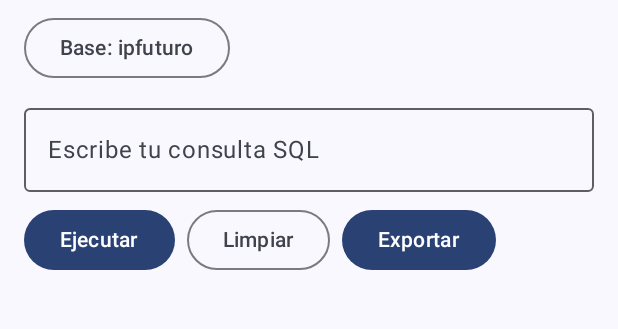
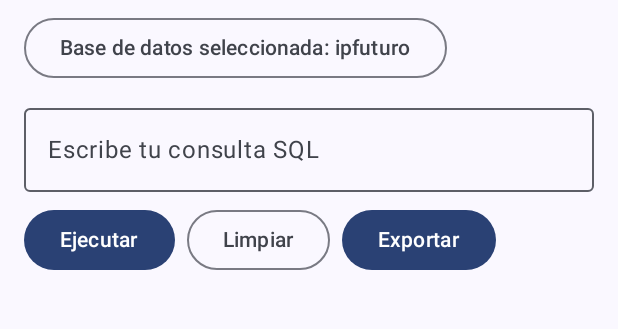
Before and after one commit to matias089/SQLPractice, an Android app built with Jetpack Compose: the composable SqlPracticeScreen shown on its own in the app's theme, on a phone screen of 412 x 824 dp, the part 72-401 px from its top. Run offline under Robolectric (Android 15) with nearby library versions, the phone set to English and light mode, and no system bars; libraries missing offline, so code that uses them is left out: org.apache.poi; network calls fail.

```diff
--- a/app/src/main/java/com/example/sqlpractice/SqlPracticeScreen.kt
+++ b/app/src/main/java/com/example/sqlpractice/SqlPracticeScreen.kt
@@ -61,7 +61,7 @@ fun SqlPracticeScreen(modifier: Modifier = Modifier) {
             // Selector de base de datos
             Box {
                 OutlinedButton(onClick = { expanded = true }) {
-                    Text("Base: ${selectedDb.first}")
+                    Text("Base de datos seleccionada: ${selectedDb.first}")
                 }
                 DropdownMenu(expanded = expanded, onDismissRequest = { expanded = false }) {
                     databases.forEach { db ->
--- a/app/src/main/java/com/example/sqlpractice/ui/theme/Color.kt
+++ b/app/src/main/java/com/example/sqlpractice/ui/theme/Color.kt
@@ -9,3 +9,5 @@ val Pink80 = Color(0xFFEFB8C8)
 val Purple40 = Color(0xFF6650a4)
 val PurpleGrey40 = Color(0xFF625b71)
 val Pink40 = Color(0xFF7D5260)
+
+val BlueLogo = Color(0xFF0D47A1)
```
Also changed, not shown: app/src/main/java/com/example/sqlpractice/MainActivity.kt (+10 -0 lines).
